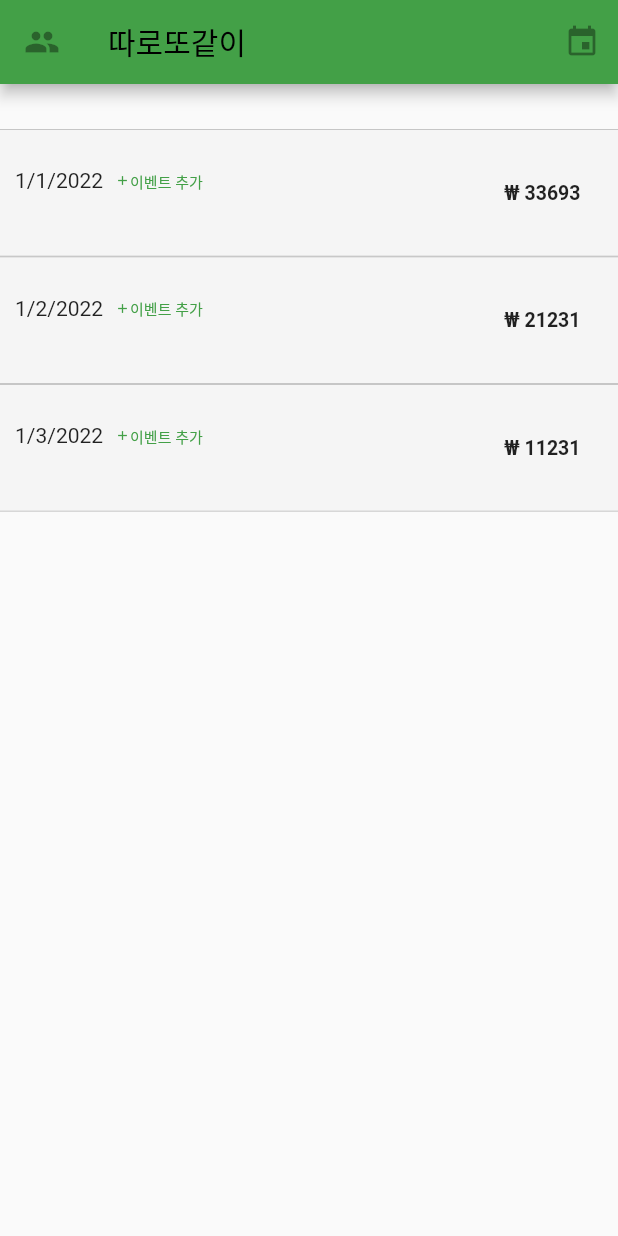
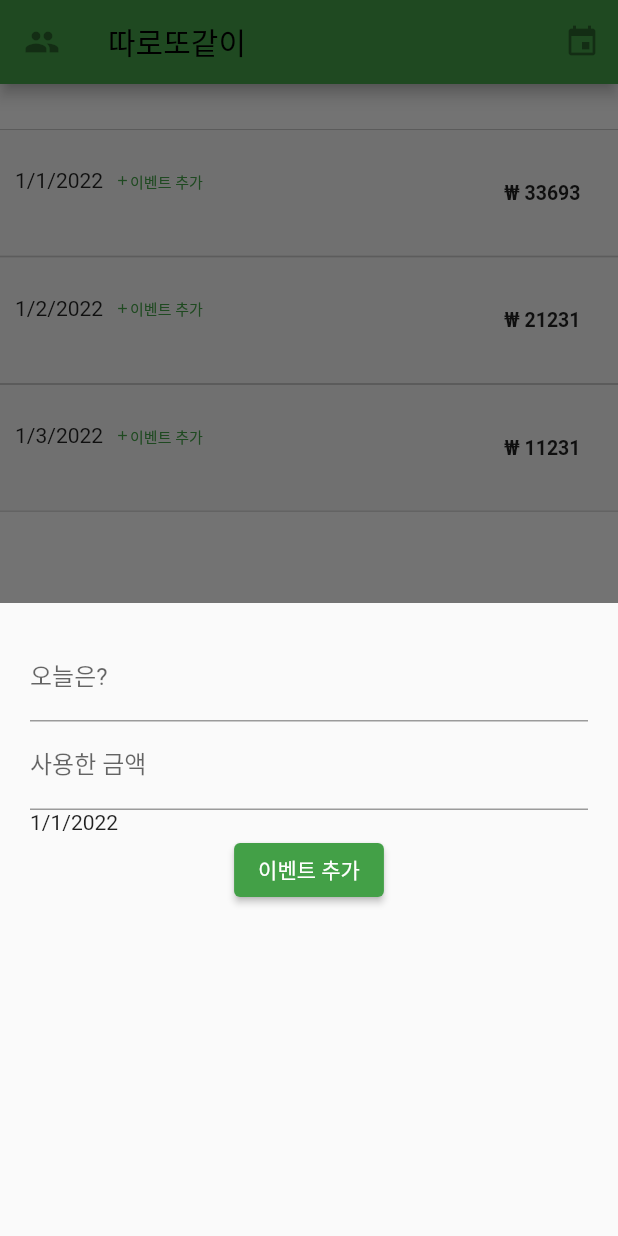
Before and after one commit to tyange/ttattogat_flutter, a Flutter app: the screen it shows after launch, after a tap on "이벤트 추가", on a phone screen of 412 x 824 dp. Run offline on Flutter 3.47's test engine with Material 2 defaults, Android fonts, the phone set to English and light mode, and no system bars; Roboto replaces fonts that are missing (Gowun Dodum, Pretendard).

Commit message:
separated new-day & new-event

```diff
--- a/lib/screens/events_screen.dart
+++ b/lib/screens/events_screen.dart
@@ -19,19 +19,19 @@ class _EventsScreenState extends State<EventsScreen> {
       events: [
         Event(
           id: "e11",
-          date: DateTime.now(),
+          date: DateTime(2022, 01, 01),
           amount: 11231,
           title: "",
         ),
         Event(
           id: "e12",
-          date: DateTime.now(),
+          date: DateTime(2022, 01, 01),
           amount: 11231,
           title: "",
         ),
         Event(
           id: "e13",
-          date: DateTime.now(),
+          date: DateTime(2022, 01, 01),
           amount: 11231,
           title: "",
         ),
@@ -43,13 +43,13 @@ class _EventsScreenState extends State<EventsScreen> {
       events: [
         Event(
           id: "e21",
-          date: DateTime.now(),
+          date: DateTime(2022, 01, 02),
           amount: 11231,
           title: "second",
         ),
         Event(
           id: "e22",
-          date: DateTime.now(),
+          date: DateTime(2022, 01, 02),
           amount: 10000,
           title: "second",
         ),
@@ -61,7 +61,7 @@ class _EventsScreenState extends State<EventsScreen> {
       events: [
         Event(
           id: "e31",
-          date: DateTime.now(),
+          date: DateTime(2022, 01, 03),
           amount: 11231,
           title: "third",
         ),
@@ -70,12 +70,12 @@ class _EventsScreenState extends State<EventsScreen> {
     ),
   ];
 
-  void _addNewEvent(
+  void _addNewDayWithEvent(
     String eventTitle,
     int eventAmount,
     DateTime chosenDate,
   ) {
-    final newEvent = Day(title: "", dateTime: chosenDate, events: [
+    final newDay = Day(title: "", dateTime: chosenDate, events: [
       Event(
         amount: eventAmount,
         title: eventTitle,
@@ -85,18 +85,41 @@ class _EventsScreenState extends State<EventsScreen> {
     ]);
 
     setState(() {
-      _days.add(newEvent);
+      _days.add(newDay);
     });
   }
 
-  void _showAddNewEvent(BuildContext ctx) {
+  void _addNewEvent(
+    String eventTitle,
+    int eventAmount,
+    DateTime createdAt,
+  ) {
+    final targetDay = _days.firstWhere((day) => day.dateTime == createdAt);
+    final targetDayIndex = _days.indexOf(targetDay);
+    final newEvent = Event(
+      id: createdAt.toString(),
+      amount: eventAmount,
+      title: eventTitle,
+      date: createdAt,
+    );
+
+    targetDay.events.add(newEvent);
+
+    setState(() {
+      _days[targetDayIndex] = targetDay;
+    });
+  }
+
+  void _showAddNewEvent(BuildContext ctx, DateTime? selectedDay) {
     showModalBottomSheet(
       context: ctx,
       builder: (_) {
         return GestureDetector(
           onTap: () {},
           child: NewEvent(
-            addEvent: _addNewEvent,
+            preSelectedDate: selectedDay,
+            addNewDay: _addNewDayWithEvent,
+            addNewEvent: _addNewEvent,
           ),
           behavior: HitTestBehavior.opaque,
         );
@@ -119,7 +142,7 @@ class _EventsScreenState extends State<EventsScreen> {
         ),
         actions: <Widget>[
           IconButton(
-            onPressed: () => _showAddNewEvent(context),
+            onPressed: () => _showAddNewEvent(context, null),
             icon: const Icon(Icons.event),
             color: Colors.black38,
           )
@@ -134,7 +157,7 @@ class _EventsScreenState extends State<EventsScreen> {
               .map((day) => DayItem(
                     key: ValueKey(day.dateTime),
                     day: day,
-                    addDayEvent: _addNewEvent,
+                    addDayEvent: () => _showAddNewEvent(context, day.dateTime),
                   ))
               .toList(),
         ),
--- a/lib/widgets/new_event.dart
+++ b/lib/widgets/new_event.dart
@@ -1,11 +1,16 @@
 import 'package:flutter/material.dart';
+import 'package:intl/intl.dart';
 
 class NewEvent extends StatefulWidget {
-  final Function addEvent;
+  DateTime? preSelectedDate;
+  final Function addNewDay;
+  final Function addNewEvent;
 
-  const NewEvent({
+  NewEvent({
     Key? key,
-    required this.addEvent,
+    required this.preSelectedDate,
+    required this.addNewDay,
+    required this.addNewEvent,
   }) : super(key: key);
 
   @override
@@ -16,6 +21,12 @@ class _NewEventState extends State<NewEvent> {
   final _titleController = TextEditingController();
   final _amountController = TextEditingController();
   DateTime? _selectedDate;
+
+  @override
+  void initState() {
+    _selectedDate = widget.preSelectedDate;
+    super.initState();
+  }
 
   void _presentDatePicker() {
     showDatePicker(
@@ -41,12 +52,19 @@ class _NewEventState extends State<NewEvent> {
     final enteredTitle = _titleController.text;
     final enteredAmount = int.parse(_amountController.text);
 
-    if (enteredTitle.isEmpty || enteredAmount <= 0 || _selectedDate == null) {
+    if (enteredTitle.isEmpty ||
+        enteredAmount <= 0 ||
+        (widget.preSelectedDate == null && _selectedDate == null)) {
       return;
     }
 
-    widget.addEvent(enteredTitle, enteredAmount, _selectedDate);
+    if (widget.preSelectedDate == null) {
+      widget.addNewDay(enteredTitle, enteredAmount, _selectedDate);
+      Navigator.of(context).pop();
+      return;
+    }
 
+    widget.addNewEvent(enteredTitle, enteredAmount, widget.preSelectedDate);
     Navigator.of(context).pop();
   }
 
@@ -68,7 +86,8 @@ class _NewEventState extends State<NewEvent> {
               onSubmitted: (_) => _submitData(),
             ),
             Row(
-              children: <Widget>[
+              children: widget.preSelectedDate == null
+                  ? <Widget>[
                       Expanded(
                         child: _selectedDate == null
                             ? const Text("날짜가 선택되지 않았습니다.")
@@ -79,6 +98,13 @@ class _NewEventState extends State<NewEvent> {
                       TextButton(
                         child: const Text("날짜 선택"),
                         onPressed: _presentDatePicker,
+                      )
+                    ]
+                  : <Widget>[
+                      Expanded(
+                        child: Text(
+                          DateFormat.yMd().format(widget.preSelectedDate!),
+                        ),
                       )
                     ],
             ),
```
Also changed, not shown: lib/widgets/day_item.dart (+5 -3 lines). Lines whose indentation alone changed are shown as unchanged.
